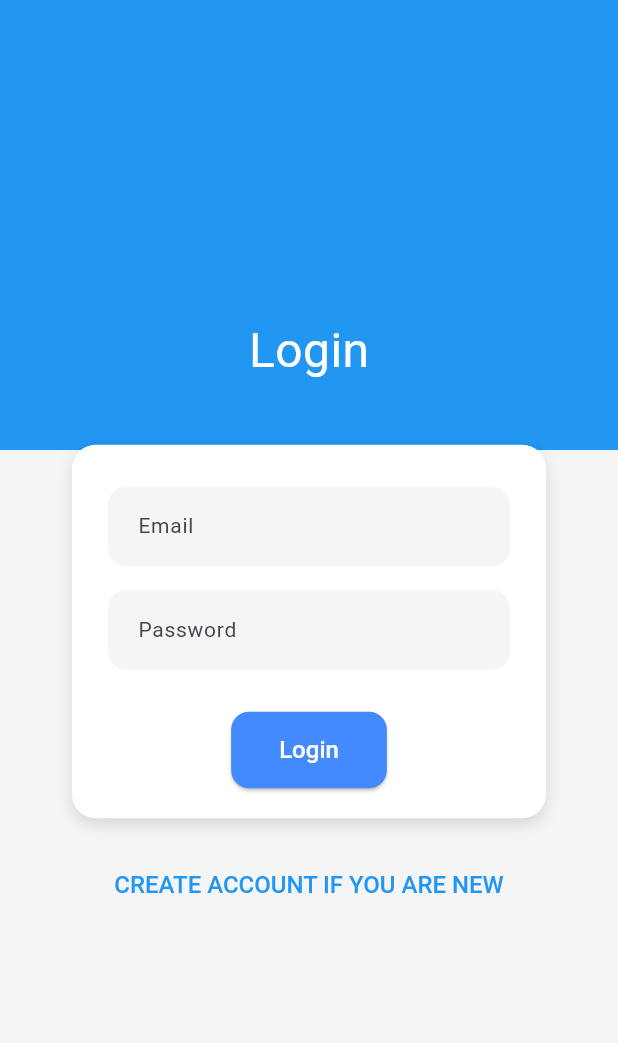
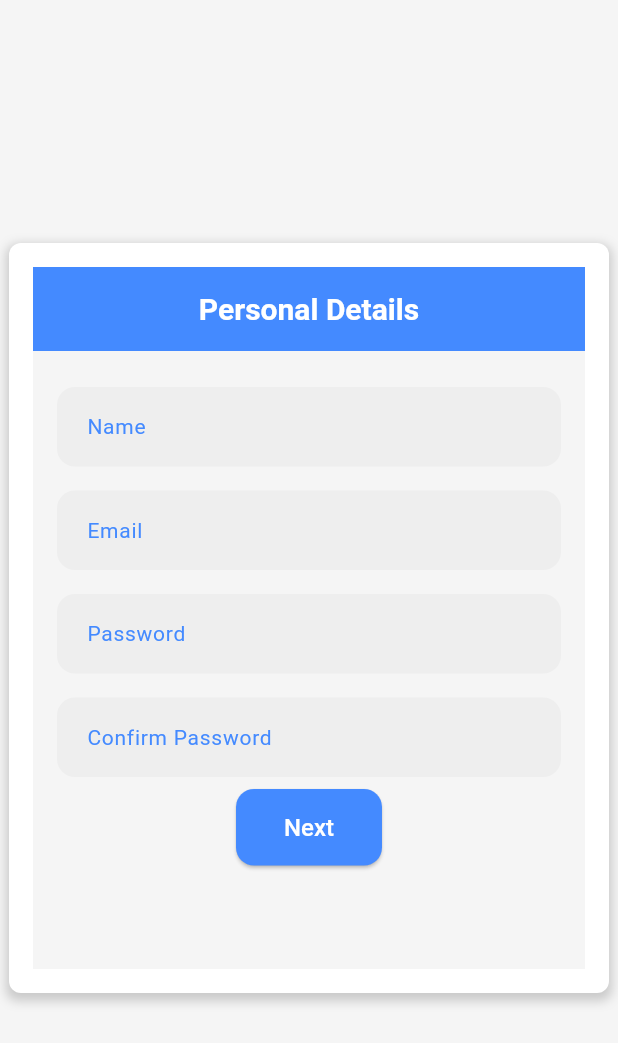
Before and after one commit to arham-12/Ai_attendence, a Flutter app: the screen it shows after launch, on a phone screen of 412 x 824 dp. Shown: the top 1043 px of the screen. Run offline on Flutter 3.47's test engine with Material 3 defaults, Android fonts, the phone set to English and light mode, and no system bars; our stand-ins replace dio, fluttertoast, get, image_picker.

Commit message:
make new files

```diff
--- a/Ai_attendence_system/mobile/lib/components/login.dart
+++ b/Ai_attendence_system/mobile/lib/components/login.dart
@@ -21,6 +21,8 @@ class _LoginScreenState extends State<LoginScreen> {
           height: 300,
           decoration: const BoxDecoration(
             color: Colors.blue,
+            borderRadius: BorderRadius.only(bottomLeft: Radius.circular(50),bottomRight: Radius.circular(50))
+
             // gradient: LinearGradient(
             //   colors: [Color.fromARGB(255, 2, 61, 163), Color.fromARGB(255, 30, 136, 235)], // Background gradient colors
             //   begin: Alignment.topCenter,
--- /dev/null
+++ b/Ai_attendence_system/mobile/lib/components/multy_step_form.dart
@@ -0,0 +1,46 @@
+import 'package:flutter/material.dart';
+import 'package:get/get.dart';
+import '../controlors/form_controller.dart';
+import '../pages/personal_details.dart';
+import '../pages/academic_details.dart';
+import '../pages/give_image.dart';
+
+class MultiStepFormPage extends StatelessWidget {
+  final PageController _pageController = PageController();
+  final FormController controller = Get.put(FormController());
+
+  @override
+  Widget build(BuildContext context) {
+    return Scaffold(
+      // appBar: AppBar(title: Text('Multi-Step Form')),
+      body: Center(
+        child: Container(
+          padding: EdgeInsets.all(16.0),
+          height: 500,
+          width: 400,
+          decoration: BoxDecoration(
+            color: Colors.white,
+            borderRadius: BorderRadius.circular(8.0),
+            boxShadow: [
+              BoxShadow(
+                color: Colors.grey.withOpacity(0.5),
+                spreadRadius: 2,
+                blurRadius: 5,
+                offset: Offset(0, 3),
+              ),
+            ]
+          ),
+          child: PageView(
+            controller: _pageController,
+            physics: NeverScrollableScrollPhysics(), // Disable swiping
+            children: [
+              PersonalDetailsPage(pageController: _pageController),
+              AcademicDetailsPage(pageController: _pageController),
+              GiveImagePage(),
+            ],
+          ),
+        ),
+      ),
+    );
+  }
+}
--- /dev/null
+++ b/Ai_attendence_system/mobile/lib/controlors/form_controller.dart
@@ -0,0 +1,26 @@
+import 'package:get/get.dart';
+
+class FormController extends GetxController {
+  var name = ''.obs;
+  var email = ''.obs;
+  var password = ''.obs;
+  var confirmPassword = ''.obs;
+  var degreeProgram = ''.obs;
+  var rollNo = ''.obs;
+  var section = ''.obs;
+  var imagePath = ''.obs;
+
+  bool isPersonalDetailsValid() {
+    return name.value.isNotEmpty &&
+        email.value.isNotEmpty &&
+        password.value.isNotEmpty &&
+        confirmPassword.value.isNotEmpty &&
+        password.value == confirmPassword.value;
+  }
+
+  bool isAcademicDetailsValid() {
+    return degreeProgram.value.isNotEmpty &&
+        rollNo.value.isNotEmpty &&
+        section.value.isNotEmpty;
+  }
+}
--- a/Ai_attendence_system/mobile/lib/main.dart
+++ b/Ai_attendence_system/mobile/lib/main.dart
@@ -1,11 +1,13 @@
 import 'package:flutter/material.dart';
-
+// import 'components/multi_step.dart';
 import "components/registeration.dart";
-import 'components/login.dart';
+// import 'components/login.dart';
+import 'components/multy_step_form.dart';
 import 'package:get/get.dart';
 // import 'components/costom_stepper.dart';
 // import 'components/multy_step_form.dart';
-
+// import 'components/test.dart';
+import './pages/personal_details.dart';
 void main() {
   runApp(const MyApp());
 }
@@ -21,7 +23,7 @@ class MyApp extends StatelessWidget {
       title: 'Flutter Demo',
       debugShowCheckedModeBanner: false,
       getPages: [
-        GetPage(name: '/', page: () => LoginScreen()), // Home route
+        GetPage(name: '/', page: () => MultiStepFormPage()), // Home route
         GetPage(name: '/second', page: () => RegisterPage(),transition: Transition.fade, ),
          // Second page route
       ],
--- /dev/null
+++ b/Ai_attendence_system/mobile/lib/pages/personal_details.dart
@@ -0,0 +1,58 @@
+import 'package:flutter/material.dart';
+import 'package:get/get.dart';
+import '../controlors/form_controller.dart';
+import '../widgets/custom_text_field.dart';
+// import 'academic_details.dart'; // Importing the Academic Details Page
+
+class PersonalDetailsPage extends StatelessWidget {
+  final PageController pageController;
+  final FormController controller = Get.put(FormController());
+
+  PersonalDetailsPage({required this.pageController});
+
+  @override
+  Widget build(BuildContext context) {
+    return Scaffold(
+      appBar: AppBar(title: Text('Personal Details')),
+      body: Padding(
+        padding: const EdgeInsets.all(16.0),
+        child: Column(
+          children: [
+            CustomTextField(
+              label: 'Name',
+              onChanged: (value) => controller.name.value = value,
+            ),
+            CustomTextField(
+              label: 'Email',
+              onChanged: (value) => controller.email.value = value,
+            ),
+            CustomTextField(
+              label: 'Password',
+              obscureText: true,
+              onChanged: (value) => controller.password.value = value,
+            ),
+            CustomTextField(
+              label: 'Confirm Password',
+              obscureText: true,
+              onChanged: (value) => controller.confirmPassword.value = value,
+            ),
+            ElevatedButton(
+              onPressed: () {
+                if (controller.isPersonalDetailsValid()) {
+                  pageController.nextPage(
+                    duration: Duration(milliseconds: 300),
+                    curve: Curves.easeIn,
+                  );
+                } else {
+                  Get.snackbar('Error', 'Please fill all fields correctly.');
+                }
+              },
+              child: Text('Next'),
+            ),
+          ],
+        ),
+      ),
+    );
+  }
+}
+//
--- /dev/null
+++ b/Ai_attendence_system/mobile/lib/widgets/custom_text_field.dart
@@ -0,0 +1,24 @@
+import 'package:flutter/material.dart';
+
+class CustomTextField extends StatelessWidget {
+  final String label;
+  final bool obscureText;
+  final Function(String) onChanged;
+
+  CustomTextField({required this.label, this.obscureText = false, required this.onChanged});
+
+  @override
+  Widget build(BuildContext context) {
+    return Padding(
+      padding: const EdgeInsets.symmetric(vertical: 8.0),
+      child: TextField(
+        obscureText: obscureText,
+        decoration: InputDecoration(
+          labelText: label,
+          border: OutlineInputBorder(),
+        ),
+        onChanged: onChanged,
+      ),
+    );
+  }
+}
```
Also changed, not shown: Ai_attendence_system/mobile/lib/components/costom_stepper.dart (+69 -159 lines), Ai_attendence_system/mobile/lib/components/multi_step.dart (added, +136 -0 lines), Ai_attendence_system/mobile/lib/components/test.dart (+56 -0 lines), Ai_attendence_system/mobile/lib/pages/academic_details.dart (added, +51 -0 lines), Ai_attendence_system/mobile/lib/pages/give_image.dart (added, +47 -0 lines).
